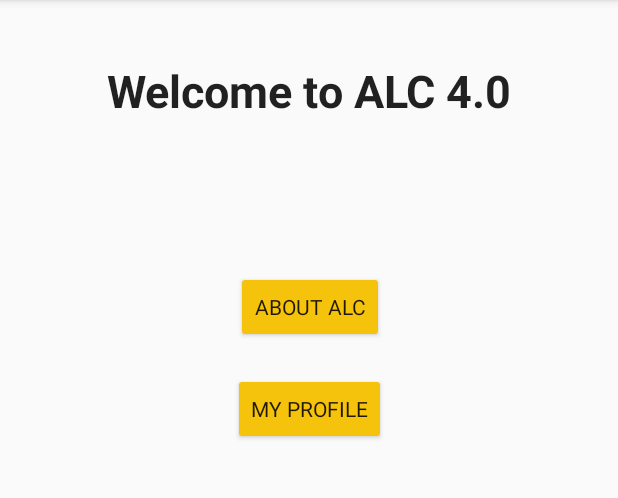
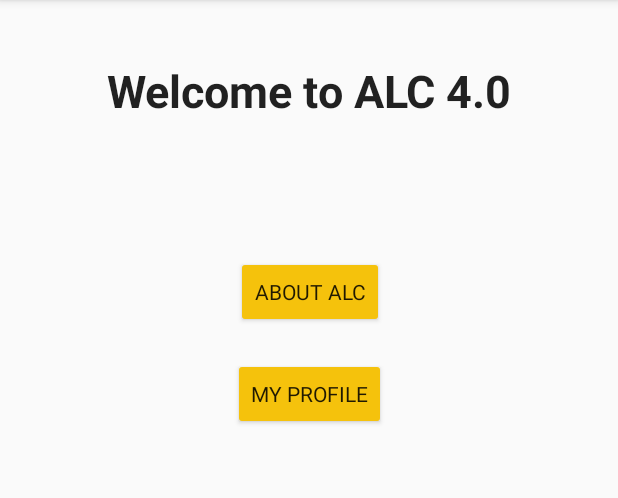
Before and after one commit to Mbaiwodji/androidchallenge, an Android app: the screen it shows after launch (MainActivity), on a phone screen of 412 x 824 dp, the part 84-582 px from its top. Run offline under Robolectric (Android 15) with nearby library versions, the phone set to English and light mode, and no system bars; Roboto replaces fonts that are not available here.

Commit message:
Fit string file

```diff
--- a/app/src/main/res/layout/activity_main.xml
+++ b/app/src/main/res/layout/activity_main.xml
@@ -31,7 +31,7 @@
         android:layout_width="wrap_content"
         android:layout_height="wrap_content"
         android:layout_marginStart="8dp"
-        android:layout_marginTop="100dp"
+        android:layout_marginTop="90dp"
         android:layout_marginEnd="8dp"
         android:backgroundTint="@color/colorAccent"
         android:text="@string/text_about_alc"
```
